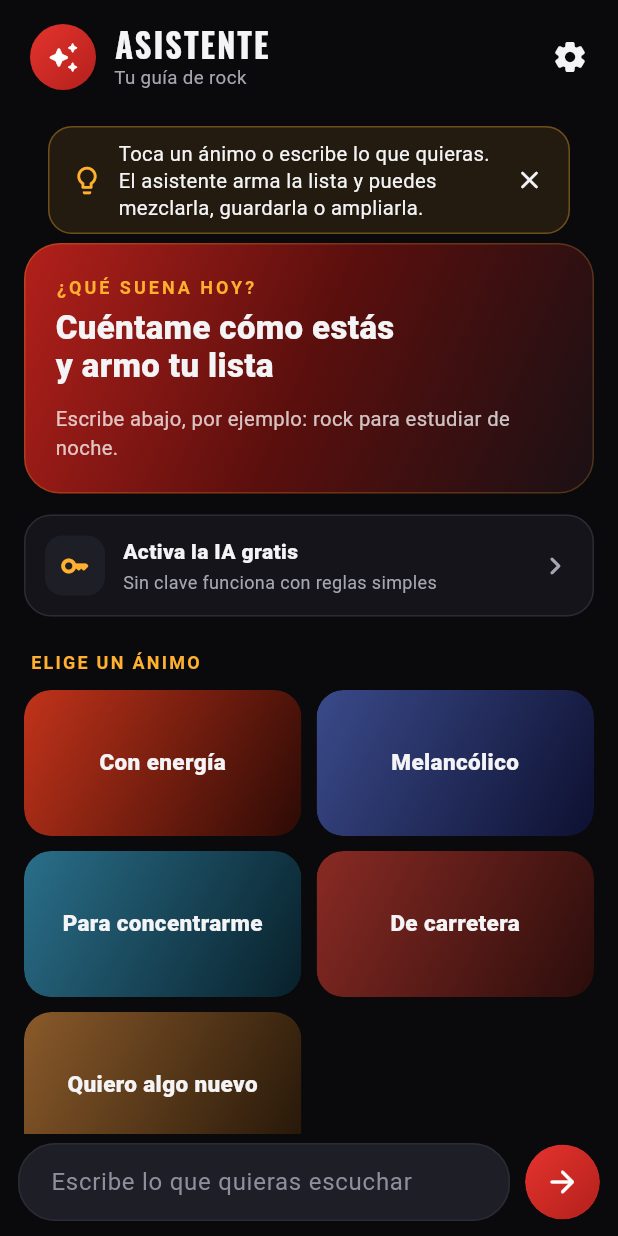
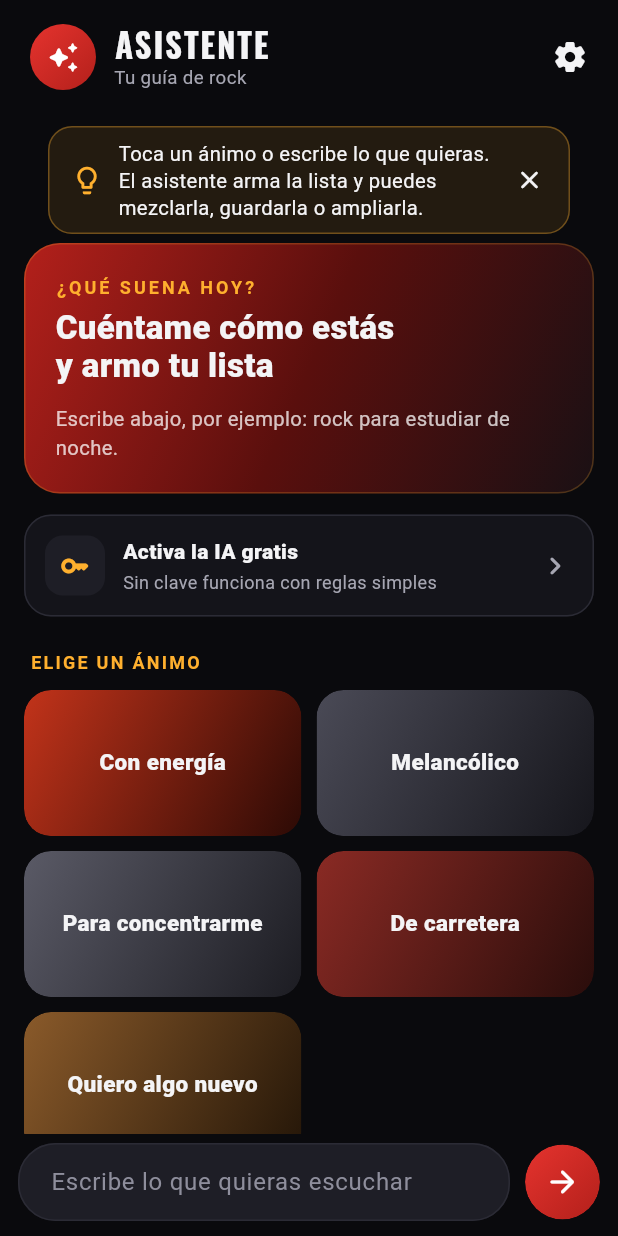
Before and after one commit to hossa2016/rockplay-ia, a Flutter app: the AssistantScreen screen opened directly, on a phone screen of 412 x 824 dp. Run offline on Flutter 3.47's test engine with Material 3 defaults, Android fonts, the phone set to English and light mode, and no system bars; our stand-ins replace audio_service, just_audio, package_info_plus, permission_handler, rxdart, shared_preferences and 2 more; missing offline and left inert: audio_session, flutter_inappwebview, webview_flutter_android, youtube_explode_dart; accounts and stored records are empty; network calls fail.

Commit message:
Paleta de tarjetas: solo rojo, ámbar y grafito
Co-Authored-By: Claude Sonnet 5.5 <noreply@anthropic.com>
Claude-Session: https://claude.ai/code/session_01D8asjfwzuiLw5L99b4mUwi

```diff
--- a/lib/screens/assistant_screen.dart
+++ b/lib/screens/assistant_screen.dart
@@ -344,8 +344,8 @@ class _AssistantScreenState extends State<AssistantScreen> {
   }
 
   static const List<List<Color>> _grads = [
-    [Color(0xFF3A4A8A), Color(0xFF0D1030)],
-    [Color(0xFF2A6F8A), Color(0xFF08202A)],
+    [Color(0xFF4A4A56), Color(0xFF16161C)],
+    [Color(0xFF5A5A66), Color(0xFF1C1C22)],
     [Color(0xFF8A5A2A), Color(0xFF241608)],
     [Color(0xFFC2331A), Color(0xFF2C0A05)],
     [Color(0xFF7A1411), Color(0xFF1A1014)],
@@ -543,8 +543,8 @@ class _AssistantScreenState extends State<AssistantScreen> {
 
   static const List<List<Object>> _moodTiles = [
     ['Con energía', Color(0xFFC2331A), Color(0xFF2C0A05)],
-    ['Melancólico', Color(0xFF3A4A8A), Color(0xFF0D1030)],
-    ['Para concentrarme', Color(0xFF2A6F8A), Color(0xFF08202A)],
+    ['Melancólico', Color(0xFF4A4A56), Color(0xFF16161C)],
+    ['Para concentrarme', Color(0xFF5A5A66), Color(0xFF1C1C22)],
     ['De carretera', Color(0xFF8A2A24), Color(0xFF2A0D0B)],
     ['Quiero algo nuevo', Color(0xFF8A5A2A), Color(0xFF241608)],
   ];
```
Also changed, not shown: lib/screens/search_screen.dart (+4 -4 lines).
